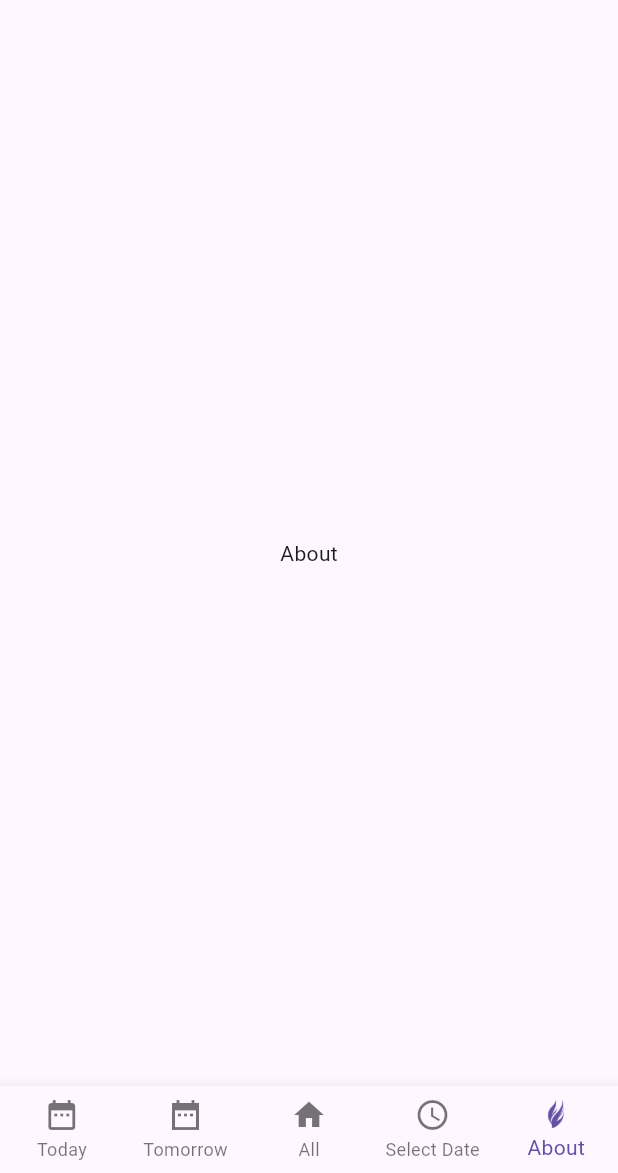
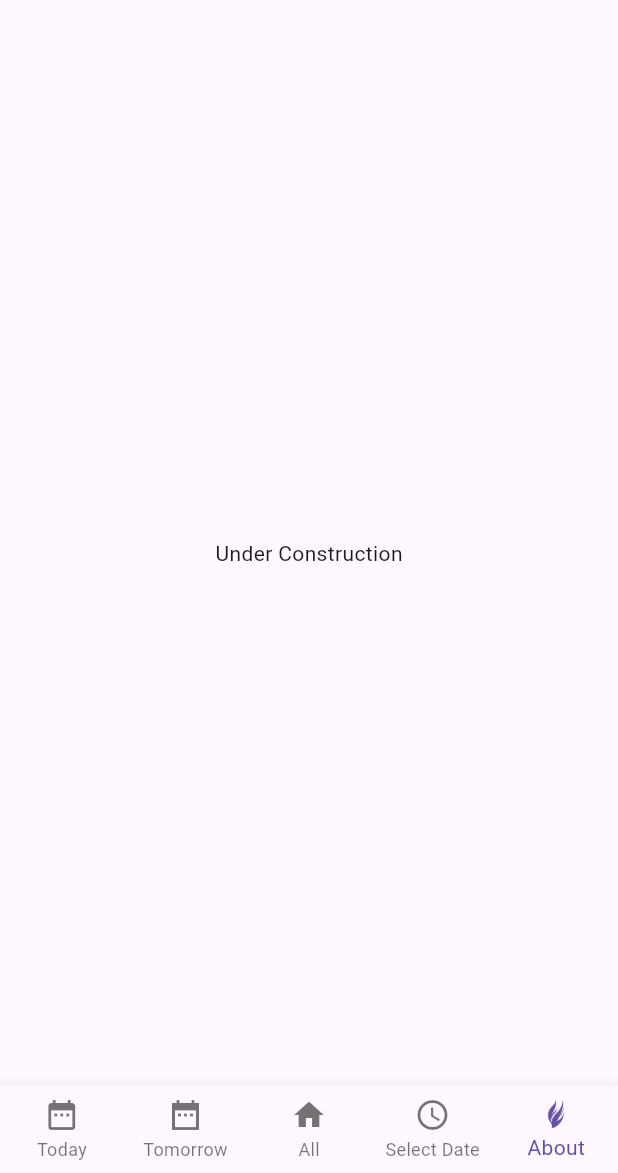
Before and after one commit to hvardhanan/rec-transport, a Flutter app: the screen it shows after launch, item 5 of the bottom bar chosen, on a phone screen of 412 x 824 dp, the part 63-1236 px from its top. Run offline on Flutter 3.47's test engine with Material 3 defaults, Android fonts, the phone set to English and light mode, and no system bars.

```diff
--- a/lib/pages/about_page.dart
+++ b/lib/pages/about_page.dart
@@ -0,0 +1,14 @@
+import 'package:flutter/material.dart';
+
+class aboutPage extends StatelessWidget {
+  const aboutPage({super.key});
+
+  @override
+  Widget build(BuildContext context) {
+    return Scaffold(
+      body: Center(
+        child: Text('Under Construction'),
+      ),
+    );
+  }
+}
--- a/lib/pages/all_transport_page.dart
+++ b/lib/pages/all_transport_page.dart
@@ -2,6 +2,7 @@ import 'dart:convert';
 import 'package:flutter/material.dart';
 import 'package:flutter/services.dart';
 import 'package:transport_app/components/bus_component.dart';
+import 'package:transport_app/pages/about_page.dart';
 
 class AllTransportPage extends StatefulWidget {
   const AllTransportPage({super.key});
@@ -61,9 +62,10 @@ class _AllTransportPageState extends State<AllTransportPage> {
         onChanged: (query) => _filterBusRoutes(query),
         decoration: const InputDecoration(
           hintText: 'Search Bus Routes or Stops...',
-          border: InputBorder.none,
+          border: OutlineInputBorder(borderRadius: BorderRadius.all(Radius.circular(20))),
+          fillColor: Color(0x808080),
         ),
-        style: const TextStyle(color: Colors.white),
+        style: const TextStyle(color: Colors.black),
         autofocus: true,
       ),
       centerTitle: true,
@@ -148,7 +150,7 @@ class _AllTransportPageState extends State<AllTransportPage> {
       case 3:
         return const Center(child: Text('Select Date Transport'));
       case 4:
-        return const Center(child: Text('About'));
+        return aboutPage();
       default:
         return const Center();
     }
```
